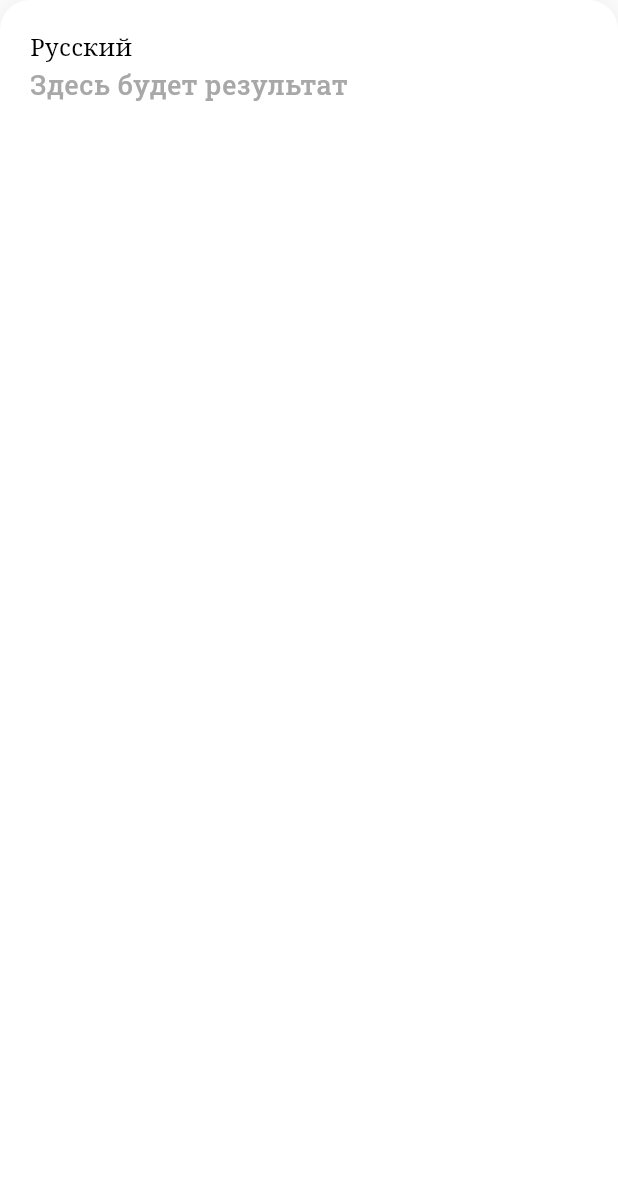
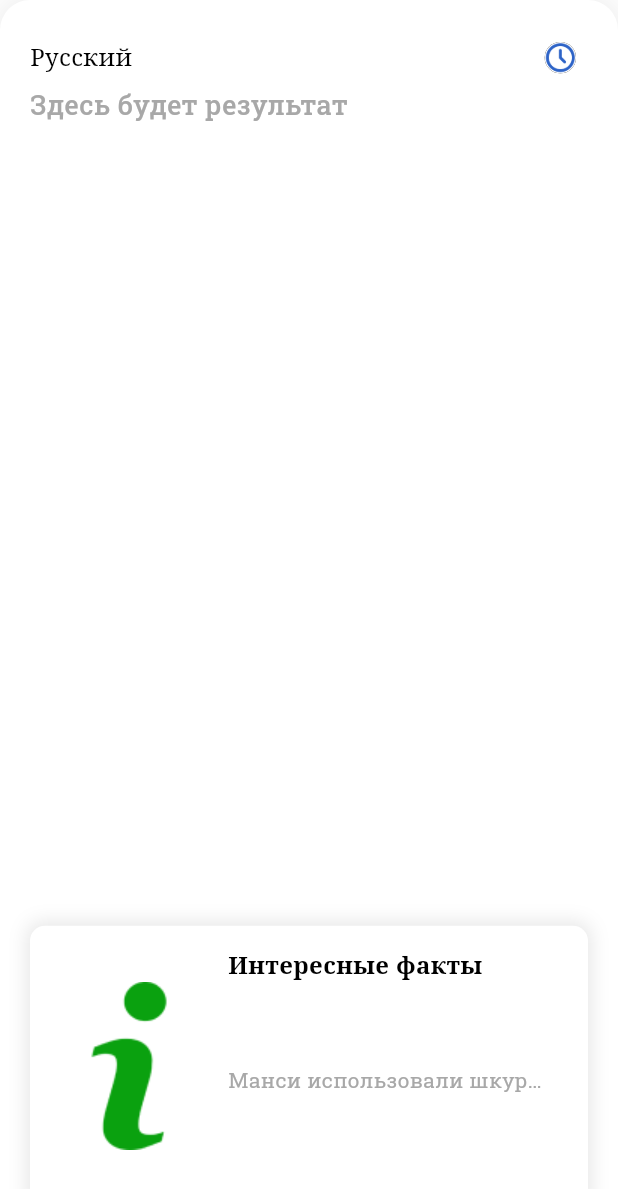
Before and after one commit to Wjiel/mans_translate, a Flutter app: the CardTranslated widget shown alone on an empty page, opened directly with empty values, on a phone screen of 412 x 824 dp. Shown: the top 1189 px of the screen. Run offline on Flutter 3.47's test engine with Material 3 defaults, Android fonts, the phone set to English and light mode, and no system bars; drawn by our look-alikes of auto_size_text; missing offline and left inert: clipboard_watcher.

Commit message:
update 0.2

```diff
--- a/lib/features/MainScreen/Pages/translator_page.dart
+++ b/lib/features/MainScreen/Pages/translator_page.dart
@@ -21,8 +21,6 @@ final decorationContainer = BoxDecoration(
   ],
 );
 
-
-
 bool isRussian = false;
 
 double opacity = 1;
@@ -36,15 +34,11 @@ class TranslatorPage extends StatefulWidget {
 }
 
 class _TranslatorPageState extends State<TranslatorPage> {
-
-
   void copyText() {
     Clipboard.setData(
       ClipboardData(text: translateText),
     );
   }
-
-
 
   @override
   void initState() {
@@ -53,6 +47,8 @@ class _TranslatorPageState extends State<TranslatorPage> {
 
   void changeCard() {
     setState(() {
+      isHistory = false;
+
       opacity = 0;
       scale = 0.9;
     });
--- a/lib/features/MainScreen/Widgets/Translator_Page/card_translated.dart
+++ b/lib/features/MainScreen/Widgets/Translator_Page/card_translated.dart
@@ -4,12 +4,20 @@ import 'package:mans_translate/Config/Colors/colors_data.dart';
 import 'package:mans_translate/Config/ThemesData/themes_data.dart';
 import 'package:mans_translate/features/MainScreen/Pages/translator_page.dart';
 
-class CardTranslated extends StatelessWidget {
+class CardTranslated extends StatefulWidget {
   Function copyText;
   CardTranslated({super.key, required this.copyText});
 
   @override
+  State<CardTranslated> createState() => _CardTranslatedState();
+}
+
+bool isHistory = false;
+
+class _CardTranslatedState extends State<CardTranslated> {
+  @override
   Widget build(BuildContext context) {
+    final size = MediaQuery.of(context).size;
     return Ink(
       padding: const EdgeInsets.all(20),
       decoration: decorationContainer,
@@ -31,12 +39,16 @@ class CardTranslated extends StatelessWidget {
                   isRussian ? 'Мансийcкий' : 'Русский',
                 ),
               ),
+              SizedBox(
+                height: 30 + 20 * (size.height / 2400),
+                child: Row(
+                  children: [
                     Visibility(
                       visible: translateText.isNotEmpty,
                       child: InkWell(
                         borderRadius: BorderRadius.circular(5),
                         onTap: () {
-                    copyText();
+                          widget.copyText();
                         },
                         child: const Padding(
                           padding: EdgeInsets.all(8.0),
@@ -44,9 +56,46 @@ class CardTranslated extends StatelessWidget {
                         ),
                       ),
                     ),
+                    InkWell(
+                      borderRadius: BorderRadius.circular(5),
+                      onTap: () {
+                        setState(() {
+                          isHistory = !isHistory;
+                        });
+                      },
+                      child: Padding(
+                        padding: const EdgeInsets.all(8.0),
+                        child: AnimatedContainer(
+                          duration: const Duration(milliseconds: 200),
+                          decoration: BoxDecoration(
+                            color: Colors.white,
+                            shape: BoxShape.circle,
+                            boxShadow: [
+                              isHistory
+                                  ? const BoxShadow(
+                                      blurRadius: 1,
+                                      spreadRadius: 5,
+                                      color: Tertiary,
+                                    )
+                                  : const BoxShadow(),
+                            ],
+                          ),
+                          child: Image.asset(
+                            isHistory == false
+                                ? 'assets/images/time.png'
+                                : 'assets/images/time_outline.png',
+                            color: Secondary,
+                          ),
+                        ),
+                      ),
+                    ),
+                  ],
+                ),
+              ),
             ],
           ),
           Expanded(
+            flex: 3,
             child: ListView(
               shrinkWrap: true,
               children: [
@@ -70,7 +119,70 @@ class CardTranslated extends StatelessWidget {
                       ),
               ],
             ),
+          ),
+          Expanded(
+            child: InkWell(
+              onTap: () {},
+              borderRadius: BorderRadius.circular(10),
+              child: Ink(
+                padding:
+                    const EdgeInsets.symmetric(horizontal: 10, vertical: 15),
+                decoration: BoxDecoration(
+                  color: Colors.white,
+                  borderRadius: BorderRadius.circular(10),
+                  boxShadow: const [
+                    BoxShadow(
+                      blurRadius: 10,
+                      spreadRadius: 2,
+                      color: shadow,
+                    ),
+                  ],
+                ),
+                child: Row(
+                  children: [
+                    Image.asset('assets/images/info.png'),
+                    const Flexible(
+                      child: SizedBox(
+                        width: 10,
+                      ),
+                    ),
+                    Expanded(
+                      flex: 9,
+                      child: Column(
+                        mainAxisAlignment: MainAxisAlignment.spaceBetween,
+                        crossAxisAlignment: CrossAxisAlignment.start,
+                        children: [
+                          const Expanded(
+                            child: AutoSizeText(
+                              'Интересные факты',
+                              minFontSize: 1,
+                              style: TextStyle(
+                                fontWeight: FontWeight.w600,
+                                fontSize: 16,
+                              ),
+                            ),
+                          ),
+                          Expanded(
+                            child: Text(
+                              'Манси использовали шкуру енотов для',
+                              style: TextStyle(
+                                color: textColor,
+                                fontFamily:
+                                    themeData.textTheme.bodySmall!.fontFamily,
+                                fontWeight: FontWeight.w400,
+                                fontSize: 14,
+                                overflow: TextOverflow.ellipsis,
+                              ),
+                            ),
+                          ),
+                        ],
+                      ),
                     )
+                  ],
+                ),
+              ),
+            ),
+          ),
         ],
       ),
     );
```
Also changed, not shown: assets/images/info.png (added), assets/images/time.png (added), assets/images/time_outline.png (added). Lines whose indentation alone changed are shown as unchanged.
